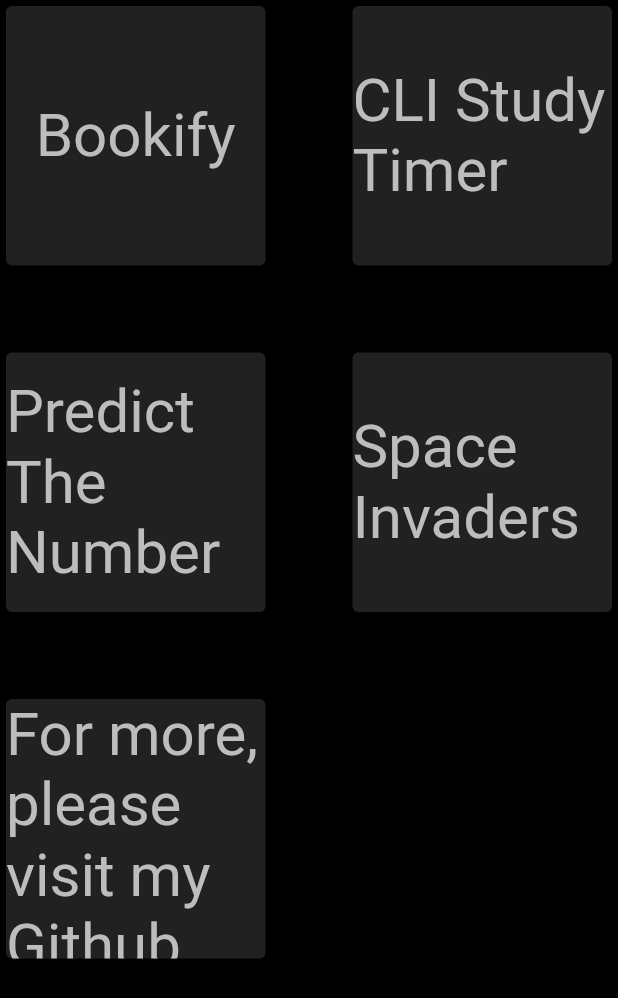
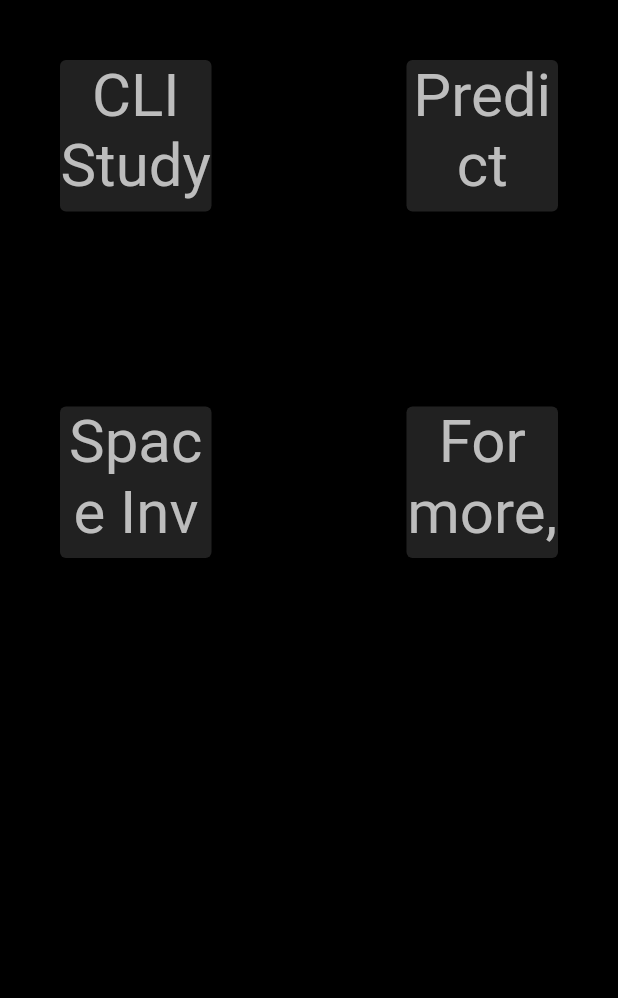
Before and after one commit to alicagatay/alicagatays_personal_webpage, a Flutter app: the screen it shows after launch, after a tap on "projects", on a phone screen of 412 x 824 dp. Shown: the top 998 px of the screen. Run offline on Flutter 3.47's test engine with Material 2 defaults, Android fonts, the phone set to English and light mode, and no system bars.

Commit message:
Made some minimal changes in the user interface.

```diff
--- a/lib/about_page.dart
+++ b/lib/about_page.dart
@@ -14,8 +14,8 @@ class AboutPage extends StatelessWidget {
             child: Text(
               "Hi there, I'm Ali! "
               "I'm a 3rd year Computer Science student at the University of Birmingham. "
-              "I'm mainly interested in software development, web development, machine learning and artificial intelligence. "
-              "In my free times, I love to work out or listen to music. "
+              "I'm mainly interested in machine learning, artificial intelligence, and software development"
+              "In my free times, I love to work out, listen to music, or listen to a podcast. "
               "My favorite programming language is Python, and my favorite toolkit is Flutter. ",
               style: TextStyle(
                 fontSize: 30,
--- a/lib/projects_page.dart
+++ b/lib/projects_page.dart
@@ -2,7 +2,6 @@ import 'package:alicagatays_personal_webpage/Projects/cli_study_timer.dart';
 import 'package:alicagatays_personal_webpage/Projects/predict_the_number.dart';
 import 'package:alicagatays_personal_webpage/Projects/space_invaders.dart';
 import 'package:flutter/material.dart';
-import 'Projects/bookify.dart';
 import 'package:url_launcher/url_launcher.dart';
 
 class ProjectsPage extends StatelessWidget {
@@ -30,35 +29,17 @@ class ProjectsPage extends StatelessWidget {
               onTap: () {
                 Navigator.push(
                   context,
-                  MaterialPageRoute(builder: (context) => const Bookify()),
-                );
-              },
-              child: Card(
-                color: Colors.grey[900],
-                child: Center(
-                  child: Text(
-                    "Bookify",
-                    style: TextStyle(
-                      color: Colors.grey[400],
-                      fontSize: 40,
-                    ),
-                  ),
-                ),
-              ),
-            ),
-            InkWell(
-              onTap: () {
-                Navigator.push(
-                  context,
                   MaterialPageRoute(
                       builder: (context) => const CliStudyTimer()),
                 );
               },
               child: Card(
+                margin: const EdgeInsets.all(40),
                 color: Colors.grey[900],
                 child: Center(
                   child: Text(
                     "CLI Study Timer",
+                    textAlign: TextAlign.center,
                     style: TextStyle(
                       color: Colors.grey[400],
                       fontSize: 40,
@@ -76,10 +57,12 @@ class ProjectsPage extends StatelessWidget {
                 );
               },
               child: Card(
+                margin: const EdgeInsets.all(40),
                 color: Colors.grey[900],
                 child: Center(
                   child: Text(
                     "Predict The Number",
+                    textAlign: TextAlign.center,
                     style: TextStyle(
                       color: Colors.grey[400],
                       fontSize: 40,
@@ -97,10 +80,12 @@ class ProjectsPage extends StatelessWidget {
                 );
               },
               child: Card(
+                margin: const EdgeInsets.all(40),
                 color: Colors.grey[900],
                 child: Center(
                   child: Text(
                     "Space Invaders",
+                    textAlign: TextAlign.center,
                     style: TextStyle(
                       color: Colors.grey[400],
                       fontSize: 40,
@@ -114,11 +99,13 @@ class ProjectsPage extends StatelessWidget {
                 _launchURL('https://github.com/alicagatay');
               },
               child: Card(
+                margin: const EdgeInsets.all(40),
                 color: Colors.grey[900],
                 child: Center(
                   child: Text(
                     "For more, please visit "
                     "my Github Page",
+                    textAlign: TextAlign.center,
                     style: TextStyle(
                       color: Colors.grey[400],
                       fontSize: 40,
```
Also changed, not shown: lib/Projects/bookify.dart (deleted, +0 -40 lines), pubspec.lock.
